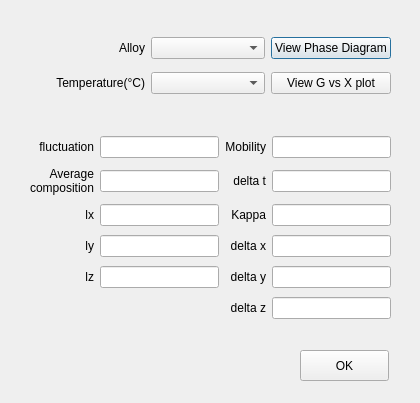
The window that Forms/dialog_param_ch3d_alloy.ui (mu2mech/mu2mech) describes before a commit, drawn with Qt 5.
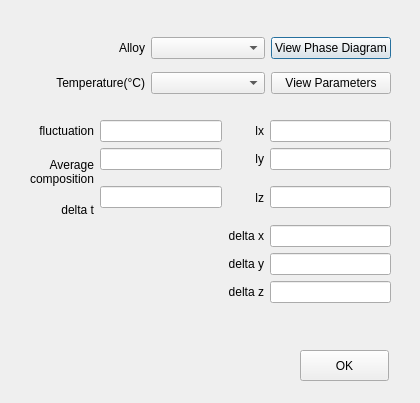
The same window after the commit.

Commit message: dialog box for view parameters

```diff
--- a/Forms/dialog_param_ch3d_alloy.ui
+++ b/Forms/dialog_param_ch3d_alloy.ui
@@ -57,21 +57,34 @@
      <widget class="QComboBox" name="comboBoxTemperature"/>
     </item>
     <item row="1" column="2">
-     <widget class="QPushButton" name="pushButtonViewGXPlot">
+     <widget class="QPushButton" name="pushButtonViewParameters">
       <property name="text">
-       <string>View G vs X plot</string>
+       <string>View Parameters</string>
       </property>
      </widget>
     </item>
    </layout>
   </widget>
-  <widget class="QWidget" name="layoutWidget">
+  <widget class="QPushButton" name="buttonBoxPramCH3DAlloy">
+   <property name="geometry">
+    <rect>
+     <x>300</x>
+     <y>350</y>
+     <width>89</width>
+     <height>31</height>
+    </rect>
+   </property>
+   <property name="text">
+    <string>OK</string>
+   </property>
+  </widget>
+  <widget class="QWidget" name="">
    <property name="geometry">
     <rect>
      <x>30</x>
-     <y>133</y>
+     <y>120</y>
      <width>361</width>
-     <height>191</height>
+     <height>183</height>
     </rect>
    </property>
    <layout class="QGridLayout" name="gridLayout">
@@ -89,9 +102,9 @@
      <widget class="QLineEdit" name="lineEditFluctuation"/>
     </item>
     <item row="0" column="2">
-     <widget class="QLabel" name="labelMobiliy">
+     <widget class="QLabel" name="labelLx">
       <property name="text">
-       <string>Mobility</string>
+       <string>lx</string>
       </property>
       <property name="alignment">
        <set>Qt::AlignRight|Qt::AlignTrailing|Qt::AlignVCenter</set>
@@ -99,9 +112,9 @@
      </widget>
     </item>
     <item row="0" column="3">
-     <widget class="QLineEdit" name="lineEditMobility"/>
+     <widget class="QLineEdit" name="lineEditLx"/>
     </item>
-    <item row="1" column="0">
+    <item row="1" column="0" rowspan="2">
      <widget class="QLabel" name="labelCAvg">
       <property name="text">
        <string>Average
@@ -116,45 +129,6 @@
      <widget class="QLineEdit" name="lineEditCAvg"/>
     </item>
     <item row="1" column="2">
-     <widget class="QLabel" name="labelDelT">
-      <property name="text">
-       <string>delta t</string>
-      </property>
-      <property name="alignment">
-       <set>Qt::AlignRight|Qt::AlignTrailing|Qt::AlignVCenter</set>
-      </property>
-     </widget>
-    </item>
-    <item row="1" column="3">
-     <widget class="QLineEdit" name="lineEditDelT"/>
-    </item>
-    <item row="2" column="0">
-     <widget class="QLabel" name="labelLx">
-      <property name="text">
-       <string>lx</string>
-      </property>
-      <property name="alignment">
-       <set>Qt::AlignRight|Qt::AlignTrailing|Qt::AlignVCenter</set>
-      </property>
-     </widget>
-    </item>
-    <item row="2" column="1">
-     <widget class="QLineEdit" name="lineEditLx"/>
-    </item>
-    <item row="2" column="2">
-     <widget class="QLabel" name="labelKappa">
-      <property name="text">
-       <string>Kappa</string>
-      </property>
-      <property name="alignment">
-       <set>Qt::AlignRight|Qt::AlignTrailing|Qt::AlignVCenter</set>
-      </property>
-     </widget>
-    </item>
-    <item row="2" column="3">
-     <widget class="QLineEdit" name="lineEditKappa"/>
-    </item>
-    <item row="3" column="0">
      <widget class="QLabel" name="labelLy">
       <property name="text">
        <string>ly</string>
@@ -164,23 +138,13 @@
       </property>
      </widget>
     </item>
-    <item row="3" column="1">
+    <item row="1" column="3">
      <widget class="QLineEdit" name="lineEditLy"/>
     </item>
-    <item row="3" column="2">
-     <widget class="QLabel" name="labelDelX">
-      <property name="text">
-       <string>delta x</string>
-      </property>
-      <property name="alignment">
-       <set>Qt::AlignRight|Qt::AlignTrailing|Qt::AlignVCenter</set>
-      </property>
-     </widget>
+    <item row="2" column="1" rowspan="2">
+     <widget class="QLineEdit" name="lineEditDelT"/>
     </item>
-    <item row="3" column="3">
-     <widget class="QLineEdit" name="lineEditDelX"/>
-    </item>
-    <item row="4" column="0">
+    <item row="2" column="2" rowspan="2">
      <widget class="QLabel" name="labelLy_2">
       <property name="text">
        <string>lz</string>
@@ -190,10 +154,33 @@
       </property>
      </widget>
     </item>
-    <item row="4" column="1">
+    <item row="2" column="3" rowspan="2">
      <widget class="QLineEdit" name="lineEditLz"/>
     </item>
+    <item row="3" column="0">
+     <widget class="QLabel" name="labelDelT">
+      <property name="text">
+       <string>delta t</string>
+      </property>
+      <property name="alignment">
+       <set>Qt::AlignRight|Qt::AlignTrailing|Qt::AlignVCenter</set>
+      </property>
+     </widget>
+    </item>
     <item row="4" column="2">
+     <widget class="QLabel" name="labelDelX">
+      <property name="text">
+       <string>delta x</string>
+      </property>
+      <property name="alignment">
+       <set>Qt::AlignRight|Qt::AlignTrailing|Qt::AlignVCenter</set>
+      </property>
+     </widget>
+    </item>
+    <item row="4" column="3">
+     <widget class="QLineEdit" name="lineEditDelX"/>
+    </item>
+    <item row="5" column="2">
      <widget class="QLabel" name="labelDelY">
       <property name="text">
        <string>delta y</string>
@@ -203,10 +190,10 @@
       </property>
      </widget>
     </item>
-    <item row="4" column="3">
+    <item row="5" column="3">
      <widget class="QLineEdit" name="lineEditDelY"/>
     </item>
-    <item row="5" column="2">
+    <item row="6" column="2">
      <widget class="QLabel" name="labelDelZ">
       <property name="text">
        <string>delta z</string>
@@ -216,24 +203,11 @@
       </property>
      </widget>
     </item>
-    <item row="5" column="3">
+    <item row="6" column="3">
      <widget class="QLineEdit" name="lineEditDelZ"/>
     </item>
    </layout>
   </widget>
-  <widget class="QPushButton" name="buttonBoxPramCH3DAlloy">
-   <property name="geometry">
-    <rect>
-     <x>300</x>
-     <y>350</y>
-     <width>89</width>
-     <height>31</height>
-    </rect>
-   </property>
-   <property name="text">
-    <string>OK</string>
-   </property>
-  </widget>
  </widget>
  <resources/>
  <connections/>
```
The commit also changes 24 other files.
